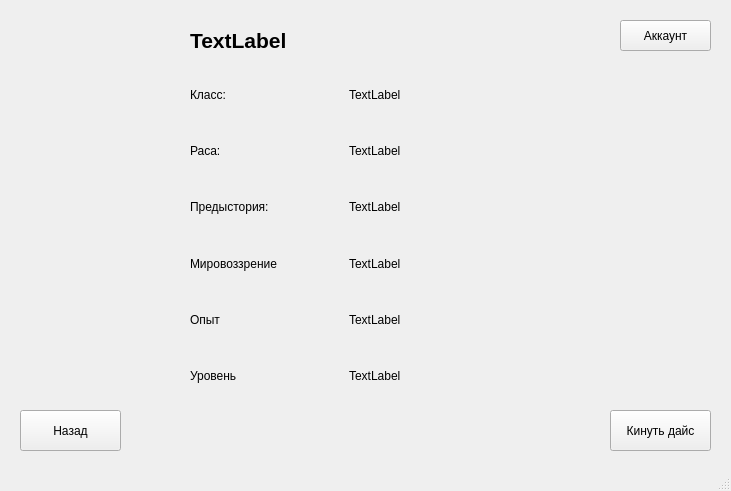
Gelzy788/DnD-Helper, file ui_files/questionnaire_info_screen.ui: the form before one commit.
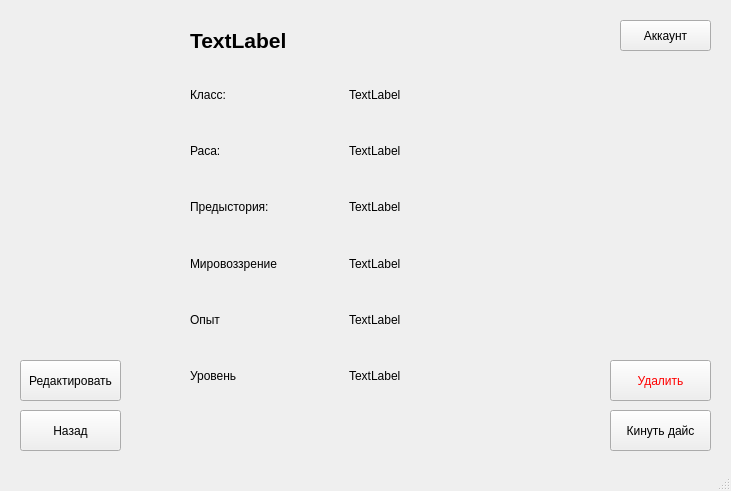
The form after the commit.

Commit message: Added the ability to throw dice and delete and edit the questionnaire

The edit to the form file:
```diff
--- a/ui_files/questionnaire_info_screen.ui
+++ b/ui_files/questionnaire_info_screen.ui
@@ -168,6 +168,35 @@
      <string>&lt;html&gt;&lt;head/&gt;&lt;body&gt;&lt;p&gt;&lt;span style=&quot; font-size:16pt; font-weight:600;&quot;&gt;TextLabel&lt;/span&gt;&lt;/p&gt;&lt;/body&gt;&lt;/html&gt;</string>
     </property>
    </widget>
+   <widget class="QPushButton" name="del_btn">
+    <property name="geometry">
+     <rect>
+      <x>610</x>
+      <y>360</y>
+      <width>101</width>
+      <height>41</height>
+     </rect>
+    </property>
+    <property name="styleSheet">
+     <string notr="true">color: rgb(255, 0, 0);</string>
+    </property>
+    <property name="text">
+     <string>Удалить</string>
+    </property>
+   </widget>
+   <widget class="QPushButton" name="edit_btn">
+    <property name="geometry">
+     <rect>
+      <x>20</x>
+      <y>360</y>
+      <width>101</width>
+      <height>41</height>
+     </rect>
+    </property>
+    <property name="text">
+     <string>Редактировать</string>
+    </property>
+   </widget>
   </widget>
   <widget class="QStatusBar" name="statusbar"/>
  </widget>
```
The commit also changes 5 other files.
